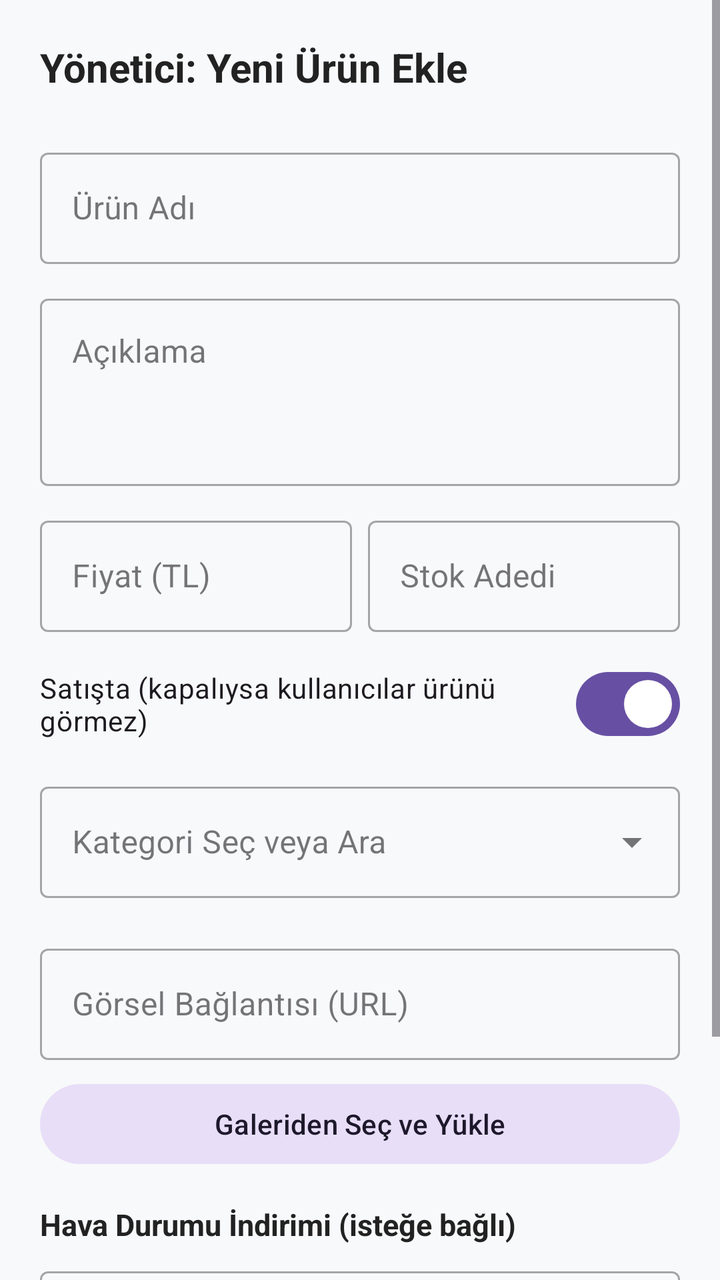
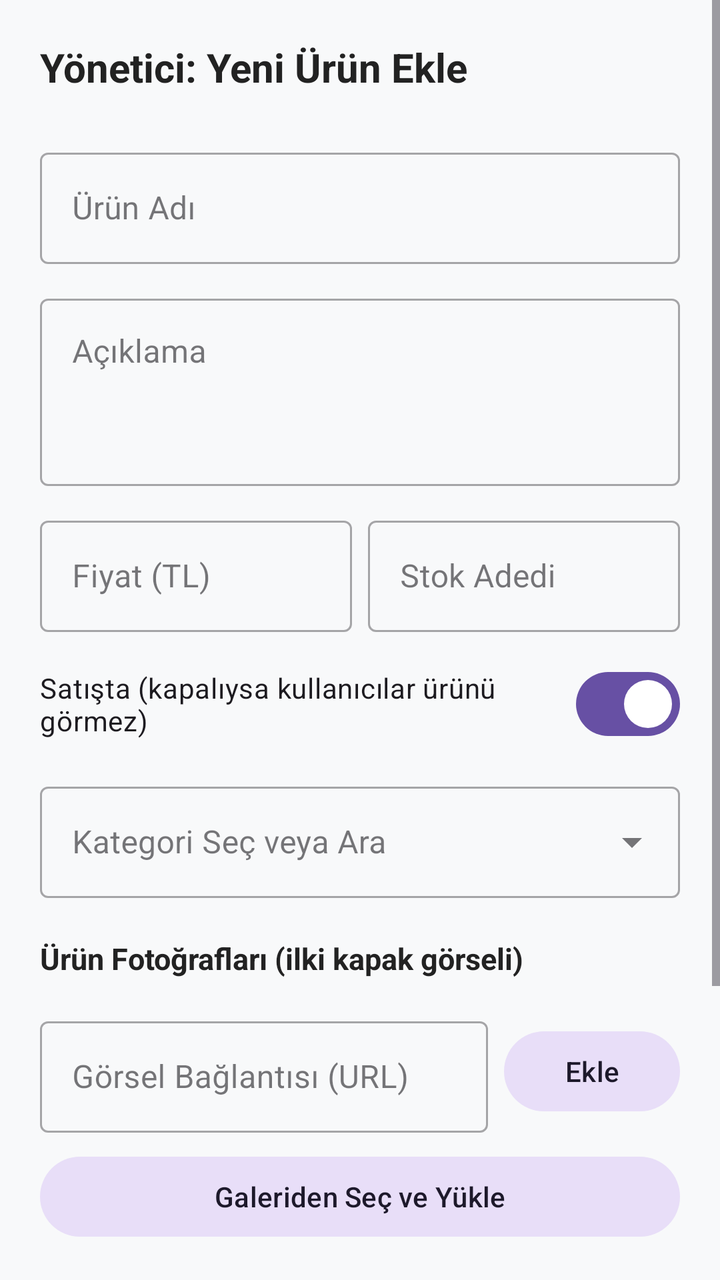

An Android layout rendered at two revisions. The XML below is the earlier revision; the diff shows what the commit changed to produce the second picture.
<!-- AndroidManifest.xml: application theme Theme.Shingu -->
<!-- res/layout/fragment_admin_add_product.xml -->
<?xml version="1.0" encoding="utf-8"?>
<ScrollView xmlns:android="http://schemas.android.com/apk/res/android"
    xmlns:app="http://schemas.android.com/apk/res-auto"
    android:layout_width="match_parent"
    android:layout_height="match_parent"
    android:background="#F8F9FA">

<LinearLayout
    android:layout_width="match_parent"
    android:layout_height="wrap_content"
    android:orientation="vertical"
    android:padding="20dp">

    <TextView
        android:id="@+id/tvProductFormTitle"
        android:layout_width="match_parent"
        android:layout_height="wrap_content"
        android:layout_marginBottom="24dp"
        android:text="Yönetici: Yeni Ürün Ekle"
        android:textColor="#222222"
        android:textSize="20sp"
        android:textStyle="bold" />

    <com.google.android.material.textfield.TextInputLayout
        android:layout_width="match_parent"
        android:layout_height="wrap_content"
        android:layout_marginBottom="12dp"
        style="@style/Widget.MaterialComponents.TextInputLayout.OutlinedBox">

        <com.google.android.material.textfield.TextInputEditText
            android:id="@+id/etProductName"
            android:layout_width="match_parent"
            android:layout_height="wrap_content"
            android:hint="Ürün Adı" />
    </com.google.android.material.textfield.TextInputLayout>

    <com.google.android.material.textfield.TextInputLayout
        android:layout_width="match_parent"
        android:layout_height="wrap_content"
        android:layout_marginBottom="12dp"
        style="@style/Widget.MaterialComponents.TextInputLayout.OutlinedBox">

        <com.google.android.material.textfield.TextInputEditText
            android:id="@+id/etProductDescription"
            android:layout_width="match_parent"
            android:layout_height="wrap_content"
            android:gravity="top"
            android:hint="Açıklama"
            android:inputType="textMultiLine|textCapSentences"
            android:minLines="3" />
    </com.google.android.material.textfield.TextInputLayout>

    
    <LinearLayout
        android:layout_width="match_parent"
        android:layout_height="wrap_content"
        android:layout_marginBottom="12dp"
        android:orientation="horizontal">

        <com.google.android.material.textfield.TextInputLayout
            android:layout_width="0dp"
            android:layout_height="wrap_content"
            android:layout_marginEnd="8dp"
            android:layout_weight="1"
            style="@style/Widget.MaterialComponents.TextInputLayout.OutlinedBox">

            <com.google.android.material.textfield.TextInputEditText
                android:id="@+id/etProductPrice"
                android:layout_width="match_parent"
                android:layout_height="wrap_content"
                android:digits="0123456789.,"
                android:inputType="numberDecimal"
                android:hint="Fiyat (TL)" />
        </com.google.android.material.textfield.TextInputLayout>

        <com.google.android.material.textfield.TextInputLayout
            android:layout_width="0dp"
            android:layout_height="wrap_content"
            android:layout_weight="1"
            style="@style/Widget.MaterialComponents.TextInputLayout.OutlinedBox">

            <com.google.android.material.textfield.TextInputEditText
                android:id="@+id/etProductStock"
                android:layout_width="match_parent"
                android:layout_height="wrap_content"
                android:inputType="number"
                android:hint="Stok Adedi" />
        </com.google.android.material.textfield.TextInputLayout>
    </LinearLayout>

    
    <com.google.android.material.materialswitch.MaterialSwitch
        android:id="@+id/switchProductOnSale"
        android:layout_width="match_parent"
        android:layout_height="wrap_content"
        android:layout_marginBottom="12dp"
        android:checked="true"
        android:text="Satışta (kapalıysa kullanıcılar ürünü görmez)" />

    
    <com.google.android.material.textfield.TextInputLayout
        android:layout_width="match_parent"
        android:layout_height="wrap_content"
        android:layout_marginBottom="8dp"
        style="@style/Widget.MaterialComponents.TextInputLayout.OutlinedBox.ExposedDropdownMenu">

        <AutoCompleteTextView
            android:id="@+id/actvCategorySelect"
            android:layout_width="match_parent"
            android:layout_height="wrap_content"
            android:hint="Kategori Seç veya Ara"
            android:inputType="text" />
    </com.google.android.material.textfield.TextInputLayout>

    
    <HorizontalScrollView
        android:layout_width="match_parent"
        android:layout_height="wrap_content"
        android:layout_marginBottom="12dp"
        android:scrollbars="none">

        <com.google.android.material.chip.ChipGroup
            android:id="@+id/chipGroupCategories"
            android:layout_width="wrap_content"
            android:layout_height="wrap_content"
            app:singleLine="true" />
    </HorizontalScrollView>

    
    <com.google.android.material.textfield.TextInputLayout
        android:layout_width="match_parent"
        android:layout_height="wrap_content"
        android:layout_marginBottom="8dp"
        style="@style/Widget.MaterialComponents.TextInputLayout.OutlinedBox">

        <com.google.android.material.textfield.TextInputEditText
            android:id="@+id/etProductImageUrl"
            android:layout_width="match_parent"
            android:layout_height="wrap_content"
            android:hint="Görsel Bağlantısı (URL)"
            android:inputType="textUri" />
    </com.google.android.material.textfield.TextInputLayout>

    
    <com.google.android.material.button.MaterialButton
        android:id="@+id/btnPickProductImage"
        style="@style/Widget.Material3.Button.TonalButton"
        android:layout_width="match_parent"
        android:layout_height="wrap_content"
        android:layout_marginBottom="8dp"
        android:text="Galeriden Seç ve Yükle" />

    <ImageView
        android:id="@+id/ivProductPreview"
        android:layout_width="match_parent"
        android:layout_height="160dp"
        android:scaleType="centerCrop"
        android:visibility="gone" />

    <com.google.android.material.button.MaterialButton
        android:id="@+id/btnRemoveProductImage"
        style="@style/Widget.Material3.Button.TextButton"
        android:layout_width="wrap_content"
        android:layout_height="wrap_content"
        android:layout_marginBottom="12dp"
        android:text="Görseli Kaldır"
        android:visibility="gone" />

    
    <TextView
        android:layout_width="match_parent"
        android:layout_height="wrap_content"
        android:layout_marginTop="8dp"
        android:layout_marginBottom="8dp"
        android:text="Hava Durumu İndirimi (isteğe bağlı)"
        android:textColor="#222222"
        android:textSize="15sp"
        android:textStyle="bold" />

    <com.google.android.material.textfield.TextInputLayout
        android:layout_width="match_parent"
        android:layout_height="wrap_content"
        android:layout_marginBottom="12dp"
        style="@style/Widget.MaterialComponents.TextInputLayout.OutlinedBox.ExposedDropdownMenu">

        <AutoCompleteTextView
            android:id="@+id/actvWeatherTag"
            android:layout_width="match_parent"
            android:layout_height="wrap_content"
            android:hint="Hava Durumu"
            android:inputType="none" />
    </com.google.android.material.textfield.TextInputLayout>

    <com.google.android.material.textfield.TextInputLayout
        android:id="@+id/layoutWeatherDiscount"
        android:layout_width="match_parent"
        android:layout_height="wrap_content"
        android:layout_marginBottom="12dp"
        android:visibility="gone"
        style="@style/Widget.MaterialComponents.TextInputLayout.OutlinedBox">

        <com.google.android.material.textfield.TextInputEditText
            android:id="@+id/etWeatherDiscount"
            android:layout_width="match_parent"
            android:layout_height="wrap_content"
            android:hint="İndirim Oranı (%1 - %90)"
            android:inputType="number" />
    </com.google.android.material.textfield.TextInputLayout>

    <Button
        android:id="@+id/btnAddProduct"
        android:layout_width="match_parent"
        android:layout_height="55dp"
        android:layout_marginTop="12dp"
        android:backgroundTint="#6750A4"
        android:text="Ürünü Sisteme Ekle"
        android:textSize="16sp" />

    
    <com.google.android.material.button.MaterialButton
        android:id="@+id/btnDeleteProduct"
        style="@style/Widget.Material3.Button.OutlinedButton"
        android:layout_width="match_parent"
        android:layout_height="55dp"
        android:layout_marginTop="8dp"
        android:text="Ürünü Sil"
        android:textColor="#E53935"
        android:visibility="gone"
        app:strokeColor="#E53935" />

</LinearLayout>
</ScrollView>
<!-- resources referenced by this layout -->
<resources>
  <style name="Theme.Shingu" parent="Base.Theme.Shingu" />
  <style name="Base.Theme.Shingu" parent="Theme.Material3.DayNight.NoActionBar">
          
          
      </style>
</resources>

<!-- the commit's change to res/layout/fragment_admin_add_product.xml (unified diff, before → after) -->
@@ -127,19 +127,59 @@
     </HorizontalScrollView>
 
     
-    <com.google.android.material.textfield.TextInputLayout
-        android:layout_width="match_parent"
-        android:layout_height="wrap_content"
-        android:layout_marginBottom="8dp"
-        style="@style/Widget.MaterialComponents.TextInputLayout.OutlinedBox">
-
-        <com.google.android.material.textfield.TextInputEditText
-            android:id="@+id/etProductImageUrl"
-            android:layout_width="match_parent"
-            android:layout_height="wrap_content"
-            android:hint="Görsel Bağlantısı (URL)"
-            android:inputType="textUri" />
-    </com.google.android.material.textfield.TextInputLayout>
+    <TextView
+        android:id="@+id/tvProductImagesTitle"
+        android:layout_width="match_parent"
+        android:layout_height="wrap_content"
+        android:layout_marginBottom="8dp"
+        android:text="Ürün Fotoğrafları (ilki kapak görseli)"
+        android:textColor="#222222"
+        android:textSize="15sp"
+        android:textStyle="bold" />
+
+    
+    <HorizontalScrollView
+        android:layout_width="match_parent"
+        android:layout_height="wrap_content"
+        android:layout_marginBottom="8dp"
+        android:scrollbars="none">
+
+        <LinearLayout
+            android:id="@+id/layoutProductImages"
+            android:layout_width="wrap_content"
+            android:layout_height="wrap_content"
+            android:orientation="horizontal" />
+    </HorizontalScrollView>
+
+    <LinearLayout
+        android:layout_width="match_parent"
+        android:layout_height="wrap_content"
+        android:layout_marginBottom="8dp"
+        android:gravity="center_vertical"
+        android:orientation="horizontal">
+
+        <com.google.android.material.textfield.TextInputLayout
+            android:layout_width="0dp"
+            android:layout_height="wrap_content"
+            android:layout_marginEnd="8dp"
+            android:layout_weight="1"
+            style="@style/Widget.MaterialComponents.TextInputLayout.OutlinedBox">
+
+            <com.google.android.material.textfield.TextInputEditText
+                android:id="@+id/etProductImageUrl"
+                android:layout_width="match_parent"
+                android:layout_height="wrap_content"
+                android:hint="Görsel Bağlantısı (URL)"
+                android:inputType="textUri" />
+        </com.google.android.material.textfield.TextInputLayout>
+
+        <com.google.android.material.button.MaterialButton
+            android:id="@+id/btnAddImageUrl"
+            style="@style/Widget.Material3.Button.TonalButton"
+            android:layout_width="wrap_content"
+            android:layout_height="wrap_content"
+            android:text="Ekle" />
+    </LinearLayout>
 
     
     <com.google.android.material.button.MaterialButton
@@ -147,24 +187,8 @@
         style="@style/Widget.Material3.Button.TonalButton"
         android:layout_width="match_parent"
         android:layout_height="wrap_content"
-        android:layout_marginBottom="8dp"
+        android:layout_marginBottom="12dp"
         android:text="Galeriden Seç ve Yükle" />
-
-    <ImageView
-        android:id="@+id/ivProductPreview"
-        android:layout_width="match_parent"
-        android:layout_height="160dp"
-        android:scaleType="centerCrop"
-        android:visibility="gone" />
-
-    <com.google.android.material.button.MaterialButton
-        android:id="@+id/btnRemoveProductImage"
-        style="@style/Widget.Material3.Button.TextButton"
-        android:layout_width="wrap_content"
-        android:layout_height="wrap_content"
-        android:layout_marginBottom="12dp"
-        android:text="Görseli Kaldır"
-        android:visibility="gone" />
 
     
     <TextView
